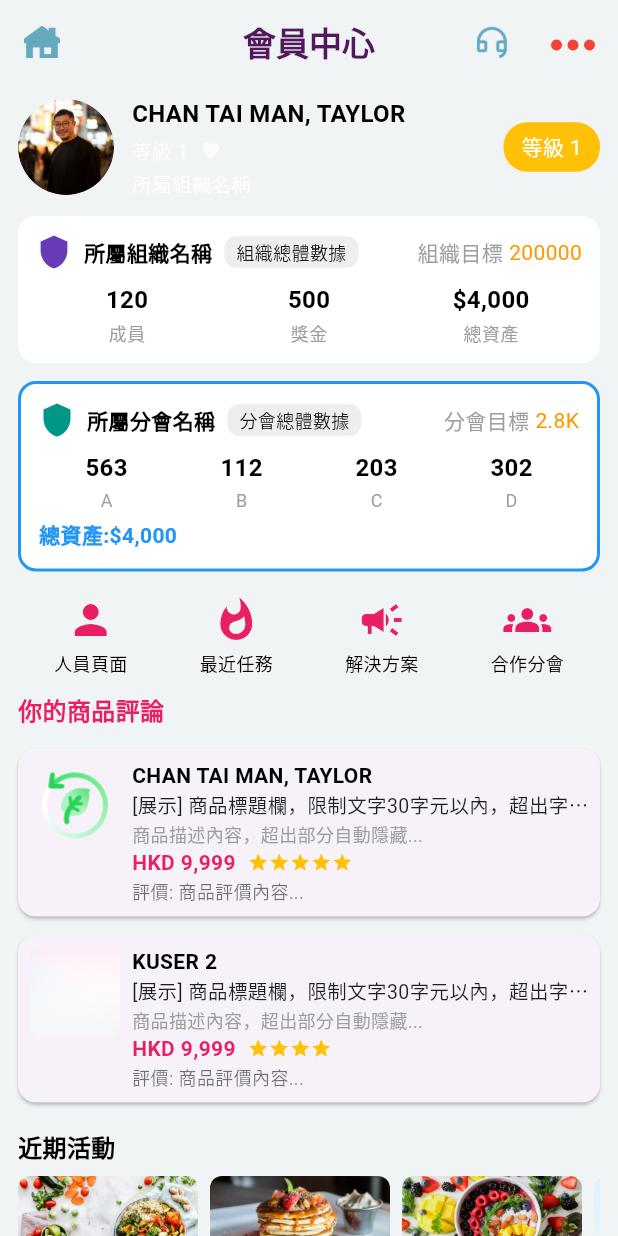
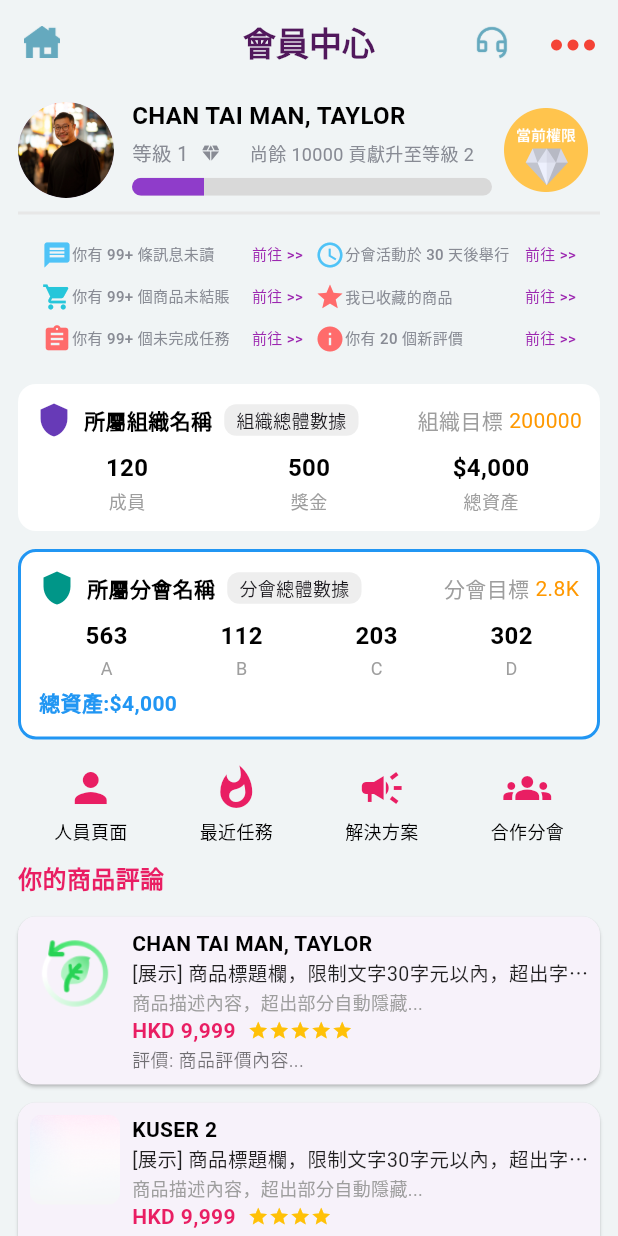
Before and after one commit to wangqiwei66/business_synerthink, a Flutter app: the MemberCenterView screen opened directly, on a phone screen of 412 x 824 dp. Run offline on Flutter 3.47's test engine with Material 3 defaults, Android fonts, the light colour scheme and no system bars; our stand-ins replace auto_size_text, cached_network_image, dio, fl_chart, flutter_animate, flutter_easyloading and 15 more; missing offline and left inert: dart:ffi, flutter_cupertino_datetime_picker, fluwx, jwt_decode, qr_code_scanner; accounts and stored records are empty; Roboto replaces fonts that are missing (PingFang SC).

Commit message:
feat(会员中心): 重构会员中心页面并添加通知卡片功能
将会员中心页面的布局拆分为多个独立组件以提高可维护性
添加通知卡片组件显示未读消息、活动提醒等信息
引入进度条显示会员等级提升进度

```diff
--- a/lib/app/pages/sidemenu/member_center_view.dart
+++ b/lib/app/pages/sidemenu/member_center_view.dart
@@ -1,7 +1,9 @@
 import 'package:flutter/material.dart';
 import 'package:get/get.dart';
 import 'package:tiny_weight/app/config/color.dart';
+import 'package:tiny_weight/app/config/path.dart';
 import 'package:tiny_weight/app/pages/login/login_view.dart';
+import 'package:tiny_weight/app/widgets/divider.dart';
 import 'member_center_logic.dart';
 
 class MemberCenterView extends StatelessWidget {
@@ -12,12 +14,126 @@ class MemberCenterView extends StatelessWidget {
   Widget build(BuildContext context) {
     return Scaffold(
       backgroundColor: KColor.backgroundLightColor,
-      appBar: AppBar(
+      appBar: _buildAppBar(),
+      body: SingleChildScrollView(
+        child: Padding(
+          padding: const EdgeInsets.symmetric(horizontal: 12, vertical: 8),
+          child: Column(
+            crossAxisAlignment: CrossAxisAlignment.start,
+            children: [
+              // 头像与基本信息
+              _buildBaseInfoView(),
+              const SizedBox(height: 4),
+              // 通知卡片
+              _buildNotificationCards(),
+              const SizedBox(height: 12),
+              // 组织统计
+              _buildOrgStats(),
+              const SizedBox(height: 8),
+              // 分会统计
+              _buildBranchStats(),
+              const SizedBox(height: 12),
+              // 快捷入口
+              _buildQuickEntry(),
+              const SizedBox(height: 12),
+              // 商品点评
+              _buildProductReviews(),
+              const SizedBox(height: 12),
+              // 近期活动
+              _buildRecentActivities(),
+            ],
+          ),
+        ),
+      ),
+    );
+  }
+
+  Widget _buildBaseInfoView() {
+    return Column(
+      children: [
+        Row(
+          children: [
+            const CircleAvatar(
+              radius: 32,
+              backgroundImage: AssetImage('assets/img/about_me_icon.png'),
+            ),
+            const SizedBox(width: 12),
+            Expanded(
+              child: Column(
+                crossAxisAlignment: CrossAxisAlignment.start,
+                children: [
+                  const Text('CHAN TAI MAN, TAYLOR',
+                      style: TextStyle(
+                          color: Colors.black,
+                          fontWeight: FontWeight.bold,
+                          fontSize: 16)),
+                  const SizedBox(height: 4),
+                  Row(
+                    children: [
+                      Text(logic.orgStats['level'].toString(),
+                          style: const TextStyle(
+                              color: Color(0xFF888B94), fontSize: 13)),
+                      const SizedBox(width: 8),
+                      const Icon(Icons.diamond,
+                          color: Color(0xFF888B94), size: 14),
+                      const Spacer(),
+                      const Text('尚餘 10000 貢獻升至等級 2',
+                          style: TextStyle(
+                              color: Color(0xFF888B94), fontSize: 12)),
+                      const SizedBox(
+                        width: 12,
+                      )
+                    ],
+                  ),
+                  const SizedBox(height: 2),
+                  Container(
+                    height: 12,
+                    margin: const EdgeInsets.symmetric(vertical: 4),
+                    child: ClipRRect(
+                      borderRadius: BorderRadius.circular(6),
+                      child: TweenAnimationBuilder<double>(
+                        tween: Tween<double>(begin: 0, end: 0.2), // 進度值從0到0.7
+                        duration: const Duration(milliseconds: 500),
+                        builder: (context, value, child) {
+                          return LinearProgressIndicator(
+                            value: value,
+                            backgroundColor: const Color(0xFFD9D9D9),
+                            valueColor: const AlwaysStoppedAnimation<Color>(
+                                Color(0xFF8F3CCA)),
+                          );
+                        },
+                      ),
+                    ),
+                  ),
+                ],
+              ),
+            ),
+            IconButton(
+              onPressed: () {},
+              icon: Image.asset(
+                '${base_img_path}current_right_icon.png',
+                width: 56,
+                height: 56,
+              ),
+            ),
+          ],
+        ),
+        CzDivider(
+          margin: const EdgeInsets.symmetric(vertical: 5, horizontal: 0),
+          width: double.infinity,
+          height: 2,
+        ),
+      ],
+    );
+  }
+
+  AppBar _buildAppBar() {
+    return AppBar(
       backgroundColor: KColor.backgroundLightColor,
       elevation: 0,
       title: const Text('會員中心',
-            style: TextStyle(
-                color: Color(0xFF51185C), fontWeight: FontWeight.bold)),
+          style:
+              TextStyle(color: Color(0xFF51185C), fontWeight: FontWeight.bold)),
       centerTitle: true,
       leading: IconButton(
         icon: Image.asset('assets/img/home_icon.png', width: 24, height: 24),
@@ -42,78 +158,145 @@ class MemberCenterView extends StatelessWidget {
           onPressed: () {},
         ),
       ],
-      ),
-      body: SingleChildScrollView(
-        child: Padding(
-          padding: const EdgeInsets.symmetric(horizontal: 12, vertical: 8),
+    );
+  }
+
+  /// 構建通知卡片組件
+  Widget _buildNotificationCards() {
+    return Padding(
+      padding: const EdgeInsets.symmetric(horizontal: 16, vertical: 8),
       child: Column(
-            crossAxisAlignment: CrossAxisAlignment.start,
         children: [
-              // 头像与基本信息
+          // 第一行通知卡片
           Row(
             children: [
-                  const CircleAvatar(
-                    radius: 32,
-                    backgroundImage: AssetImage('assets/img/about_me_icon.png'),
-                  ),
-                  const SizedBox(width: 12),
               Expanded(
-                    child: Column(
-                      crossAxisAlignment: CrossAxisAlignment.start,
-                      children: [
-                        const Text('CHAN TAI MAN, TAYLOR',
-                            style: TextStyle(
-                                color: Colors.black,
-                                fontWeight: FontWeight.bold,
-                                fontSize: 16)),
-                        const SizedBox(height: 4),
-                        Row(
-                          children: [
-                            Text(logic.orgStats['level'].toString(),
-                                style: const TextStyle(
-                                    color: Colors.white70, fontSize: 13)),
-                            const SizedBox(width: 8),
-                            const Icon(Icons.diamond,
-                                color: Colors.white, size: 14),
-                          ],
-                        ),
-                        const SizedBox(height: 2),
-                        Text(logic.orgStats['orgName'].toString(),
-                            style: const TextStyle(
-                                color: Colors.white70, fontSize: 13)),
-                      ],
+                child: _buildNotificationCard(
+                  icon: Icons.message,
+                  iconColor: const Color(0xFF4FC3F7),
+                  title: '你有 99+ 條訊息未讀',
+                  actionText: '前往 >>',
+                  onTap: () {
+                    // 處理點擊事件
+                  },
                 ),
               ),
-                  Container(
-                    padding:
-                        const EdgeInsets.symmetric(horizontal: 12, vertical: 6),
-                    decoration: BoxDecoration(
-                      color: Colors.amber,
-                      borderRadius: BorderRadius.circular(16),
+              const SizedBox(width: 8),
+              Expanded(
+                child: _buildNotificationCard(
+                  icon: Icons.schedule,
+                  iconColor: const Color(0xFF4FC3F7),
+                  title: '分會活動於 30 天後舉行',
+                  actionText: '前往 >>',
+                  onTap: () {
+                    // 處理點擊事件
+                  },
                 ),
-                    child: const Text('等級 1',
-                        style: TextStyle(color: Colors.white)),
               ),
             ],
           ),
-              const SizedBox(height: 12),
-              // 组织统计
-              _buildOrgStats(),
           const SizedBox(height: 8),
-              // 分会统计
-              _buildBranchStats(),
-              const SizedBox(height: 12),
-              // 快捷入口
-              _buildQuickEntry(),
-              const SizedBox(height: 12),
-              // 商品点评
-              _buildProductReviews(),
-              const SizedBox(height: 12),
-              // 近期活动
-              _buildRecentActivities(),
+          // 第二行通知卡片
+          Row(
+            children: [
+              Expanded(
+                child: _buildNotificationCard(
+                  icon: Icons.shopping_cart,
+                  iconColor: const Color(0xFF26C6DA),
+                  title: '你有 99+ 個商品未結賬',
+                  actionText: '前往 >>',
+                  onTap: () {
+                    // 處理點擊事件
+                  },
+                ),
+              ),
+              const SizedBox(width: 8),
+              Expanded(
+                child: _buildNotificationCard(
+                  icon: Icons.star,
+                  iconColor: const Color(0xFFFF6B6B),
+                  title: '我已收藏的商品',
+                  actionText: '前往 >>',
+                  onTap: () {
+                    // 處理點擊事件
+                  },
+                ),
+              ),
             ],
           ),
+          const SizedBox(height: 8),
+          // 第三行通知卡片
+          Row(
+            children: [
+              Expanded(
+                child: _buildNotificationCard(
+                  icon: Icons.assignment,
+                  iconColor: const Color(0xFFFF6B6B),
+                  title: '你有 99+ 個未完成任務',
+                  actionText: '前往 >>',
+                  onTap: () {
+                    // 處理點擊事件
+                  },
                 ),
+              ),
+              const SizedBox(width: 8),
+              Expanded(
+                child: _buildNotificationCard(
+                  icon: Icons.info,
+                  iconColor: const Color(0xFFFF6B6B),
+                  title: '你有 20 個新評價',
+                  actionText: '前往 >>',
+                  onTap: () {
+                    // 處理點擊事件
+                  },
+                ),
+              ),
+            ],
+          ),
+        ],
+      ),
+    );
+  }
+
+  /// 構建單個通知卡片
+  Widget _buildNotificationCard({
+    required IconData icon,
+    required Color iconColor,
+    required String title,
+    required String actionText,
+    required VoidCallback onTap,
+  }) {
+    return GestureDetector(
+      onTap: onTap,
+      child: Row(
+        crossAxisAlignment: CrossAxisAlignment.center,
+        children: [
+          Icon(
+            icon,
+            color: iconColor,
+            size: 20,
+          ),
+          const SizedBox(height: 8),
+          Text(
+            title,
+            style: const TextStyle(
+              color: Color(0xFF888B94),
+              fontSize: 10,
+              fontWeight: FontWeight.w500,
+            ),
+            maxLines: 2,
+            overflow: TextOverflow.ellipsis,
+          ),
+          const Spacer(),
+          Text(
+            actionText,
+            style: const TextStyle(
+              color: Color(0xFF9C27B0),
+              fontSize: 10,
+              fontWeight: FontWeight.w500,
+            ),
+          )
+        ],
       ),
     );
   }
```
Also changed, not shown: assets/img/current_right_icon.png (added). Lines whose indentation alone changed are shown as unchanged.
